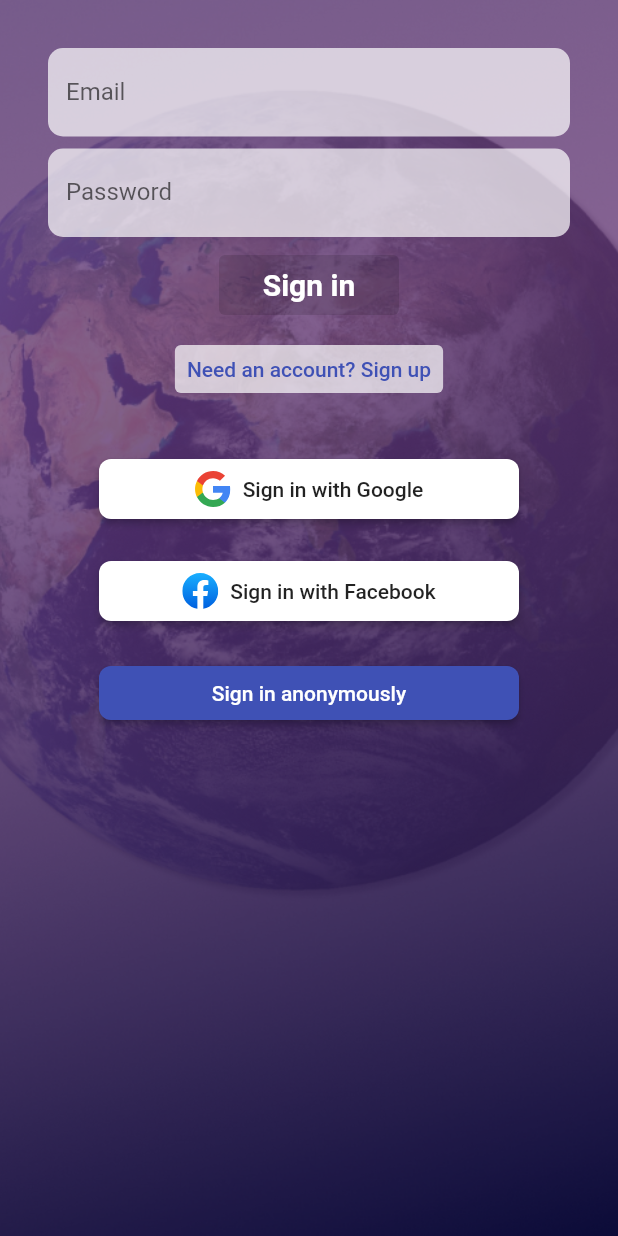
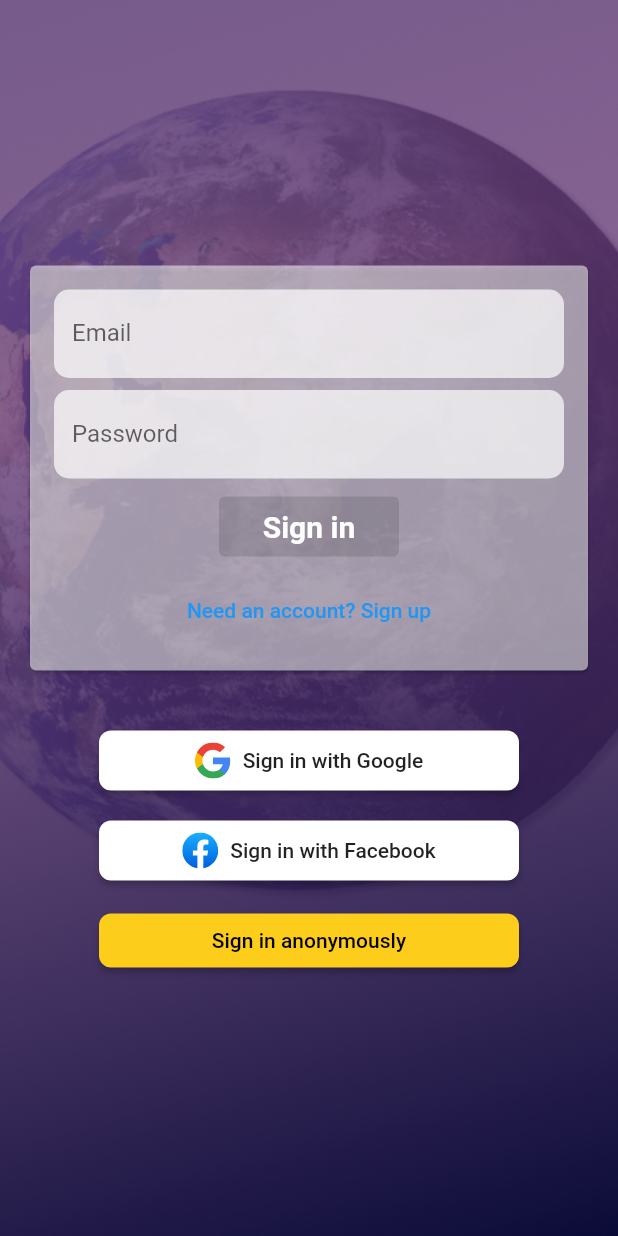
Before and after one commit to kaluluh/geoquiz, a Flutter app: the screen it shows after launch, after a tap on "Play", on a phone screen of 412 x 824 dp. Run offline on Flutter 3.47's test engine with Material 2 defaults, Android fonts, the phone set to English and light mode, and no system bars; our stand-ins replace firebase_auth, firebase_core, flutter_svg, google_sign_in; missing offline and left inert: flutter_login_facebook; accounts and stored records are empty.

Commit message:
feat: Recolouring

```diff
--- a/lib/app/intro_page.dart
+++ b/lib/app/intro_page.dart
@@ -29,7 +29,6 @@ class IntroductionPage extends StatelessWidget with Keys {
 
   _buildContent(BuildContext context) {
     return Container(
-        constraints: const BoxConstraints.expand(),
         decoration: const BoxDecoration(
             image: DecorationImage(
                 image: AssetImage("assets/images/background_image.png"),
--- a/lib/app/sign_in_form.dart
+++ b/lib/app/sign_in_form.dart
@@ -3,6 +3,7 @@ import 'package:geoquiz/app/sign_in_page.dart';
 import 'package:geoquiz/common/keys.dart';
 import 'package:provider/provider.dart';
 
+import '../common/colors.dart';
 import '../common/spaced_column.dart';
 import '../services/auth.dart';
 import '../services/validators.dart';
@@ -102,12 +103,12 @@ class _SignIpFormState extends State<SignInForm> with EmailLoginFormValidators {
       key: Keys.signInEmailButton,
       onPressed: !submitEnabled ? null : () => _submit(auth),
       style: ElevatedButton.styleFrom(
-        primary: Color.fromRGBO(11, 11, 56, 1),
+        primary: AppColors.primary,
         minimumSize: const Size(120.0, 40.0),
       ),
       child: Text(
           widget.formType == EmailSignInFormType.signup ? 'Create an Account' : 'Sign in',
-          style: TextStyle(fontSize: 20.0, color: Colors.white, fontWeight: FontWeight.bold)
+          style: const TextStyle(fontSize: 20.0, color: AppColors.textLight, fontWeight: FontWeight.bold)
       ),
     );
   }
@@ -117,8 +118,7 @@ class _SignIpFormState extends State<SignInForm> with EmailLoginFormValidators {
       key: Keys.signInFormEmailField,
       onPressed: widget.isLoading! ? null : widget.switchFormType,
       style: ElevatedButton.styleFrom(
-        primary: Colors.white70,
-        minimumSize: const Size(150.0, 20.0),
+        minimumSize: const Size(200.0, 24.0),
       ),
       child: Text(widget.formType == EmailSignInFormType.signup ? 'Have an account? Sign in' : 'Need an account? Sign up'),
     );
--- a/lib/app/sign_in_page.dart
+++ b/lib/app/sign_in_page.dart
@@ -1,5 +1,6 @@
 import 'package:flutter/material.dart';
 import 'package:flutter_svg/flutter_svg.dart';
+import 'package:geoquiz/common/colors.dart';
 import 'package:geoquiz/common/elevated_button_side_icon.dart';
 import 'package:geoquiz/common/keys.dart';
 import 'package:geoquiz/common/spaced_column.dart';
@@ -92,20 +93,22 @@ class SignInPageState extends State<SignInPage> {
 
   Widget _buildContent(AuthBase auth) {
     return Container(
-      constraints: const BoxConstraints.expand(),
+      alignment: Alignment.center,
       decoration: const BoxDecoration(
           image: DecorationImage(
               image: AssetImage("assets/images/background_image.png"),
-              fit: BoxFit.cover)),
+              fit: BoxFit.cover
+          )),
       child: SingleChildScrollView(
         child: Padding(
             padding: const EdgeInsets.all(16.0),
             child: SpacedColumn(
               mainAxisAlignment: MainAxisAlignment.center,
               crossAxisAlignment: CrossAxisAlignment.stretch,
-              spacing: 16.0,
+              spacing: 32.0,
               children: [
-                Container(
+                Card(
+                  color: Colors.white54,
                   child: Padding(
                     padding: const EdgeInsets.all(16.0),
                     child: SignInForm(
@@ -123,7 +126,7 @@ class SignInPageState extends State<SignInPage> {
                   child: SpacedColumn(
                     mainAxisAlignment: MainAxisAlignment.center,
                     crossAxisAlignment: CrossAxisAlignment.stretch,
-                    spacing: 20.0,
+                    spacing: 12.0,
                     children: _buildSocialButtons(auth, context),
                   ),
                 ),
@@ -167,6 +170,8 @@ class SignInPageState extends State<SignInPage> {
         key: Keys.signInAnonymouslyButton,
         onPressed: isLoading ? null : () => _signInAnonymously(auth, context),
         text: 'Sign in anonymously',
+        backgroundColor: AppColors.secondary,
+        textStyle: const TextStyle(color: AppColors.textDark),
       ),
     ];
   }
--- /dev/null
+++ b/lib/common/colors.dart
@@ -0,0 +1,9 @@
+import 'package:flutter/material.dart';
+
+class AppColors {
+  static const Color primary = Color(0xFF1EC5BB);
+  static const Color secondary = Color(0xFFFDCD1C);
+  static const Color tertiary = Color(0xFF0B0B38);
+  static const Color textDark = Color(0xFA000000);
+  static const Color textLight = Color(0xFAFFFFFF);
+}
--- a/lib/main.dart
+++ b/lib/main.dart
@@ -1,6 +1,7 @@
 import 'package:firebase_core/firebase_core.dart';
 import 'package:flutter/material.dart';
 import 'package:geoquiz/app/landing_page.dart';
+import 'package:geoquiz/common/colors.dart';
 import 'package:geoquiz/services/auth.dart';
 import 'package:provider/provider.dart';
 
@@ -25,7 +26,10 @@ class GeoQuizApp extends StatelessWidget {
         debugShowCheckedModeBanner: false,
         title: 'GeoQuiz',
         theme: ThemeData(
-          primarySwatch: Colors.indigo,
+          primarySwatch: Colors.cyan,
+          colorScheme: ColorScheme.fromSwatch().copyWith(
+            secondary: AppColors.secondary,
+          ),
         ),
         home: const LandingPage(),
       ),
```
